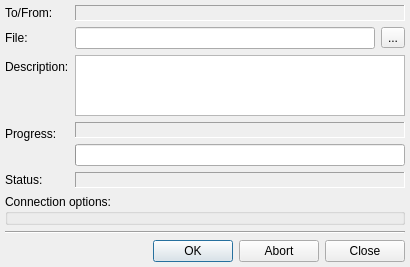
Above: trunk/src/plugins/filetransfer/streamdialog.ui from vacuum-im/vacuum-im before the change. Below: the same form after it.
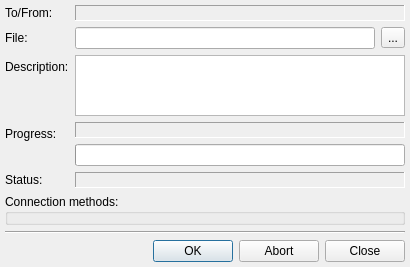
That is the form after the change.

```diff
--- a/trunk/src/plugins/filetransfer/streamdialog.ui
+++ b/trunk/src/plugins/filetransfer/streamdialog.ui
@@ -159,7 +159,7 @@
    <item>
     <widget class="QGroupBox" name="grbConnections">
      <property name="title">
-      <string>Connection options:</string>
+      <string>Connection methods:</string>
      </property>
     </widget>
    </item>
```
